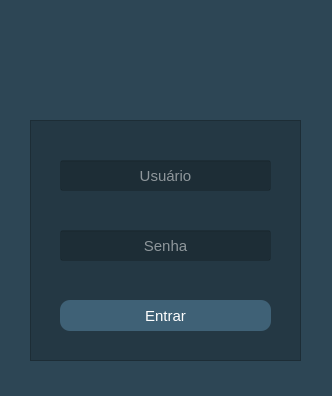
Qt form fast-bank/client/UI/login.ui (genesluna/ads-cesmac) before a commit.
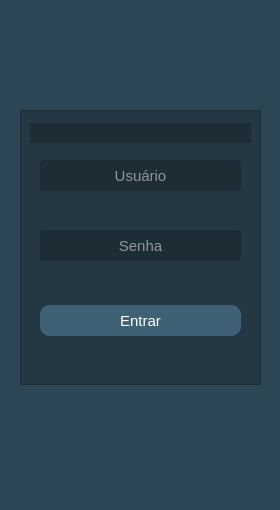
The same form after that commit. Icons and pictures are not drawn.

Diff of the .ui file:
```diff
--- a/fast-bank/client/UI/login.ui
+++ b/fast-bank/client/UI/login.ui
@@ -6,8 +6,8 @@
    <rect>
     <x>0</x>
     <y>0</y>
-    <width>332</width>
-    <height>396</height>
+    <width>280</width>
+    <height>510</height>
    </rect>
   </property>
   <property name="sizePolicy">
@@ -18,14 +18,14 @@
   </property>
   <property name="minimumSize">
    <size>
-    <width>332</width>
-    <height>396</height>
+    <width>280</width>
+    <height>510</height>
    </size>
   </property>
   <property name="maximumSize">
    <size>
     <width>332</width>
-    <height>396</height>
+    <height>510</height>
    </size>
   </property>
   <property name="windowTitle">
@@ -37,9 +37,9 @@
   <widget class="QLabel" name="logo">
    <property name="geometry">
     <rect>
-     <x>30</x>
+     <x>10</x>
      <y>10</y>
-     <width>261</width>
+     <width>260</width>
      <height>91</height>
     </rect>
    </property>
@@ -47,7 +47,7 @@
     <string/>
    </property>
    <property name="pixmap">
-    <pixmap>assets/images/logo.png</pixmap>
+    <pixmap>../assets/images/logo.png</pixmap>
    </property>
    <property name="scaledContents">
     <bool>true</bool>
@@ -56,10 +56,10 @@
   <widget class="QFrame" name="frame">
    <property name="geometry">
     <rect>
-     <x>30</x>
-     <y>120</y>
-     <width>271</width>
-     <height>241</height>
+     <x>20</x>
+     <y>110</y>
+     <width>241</width>
+     <height>275</height>
     </rect>
    </property>
    <property name="styleSheet">
@@ -74,9 +74,9 @@
    <widget class="QLineEdit" name="txt_user">
     <property name="geometry">
      <rect>
-      <x>30</x>
-      <y>40</y>
-      <width>211</width>
+      <x>20</x>
+      <y>50</y>
+      <width>201</width>
       <height>31</height>
      </rect>
     </property>
@@ -101,9 +101,9 @@
    <widget class="QLineEdit" name="txt_pasword">
     <property name="geometry">
      <rect>
-      <x>30</x>
-      <y>110</y>
-      <width>211</width>
+      <x>20</x>
+      <y>120</y>
+      <width>201</width>
       <height>31</height>
      </rect>
     </property>
@@ -131,9 +131,9 @@
    <widget class="QPushButton" name="btn_login">
     <property name="geometry">
      <rect>
-      <x>30</x>
-      <y>180</y>
-      <width>211</width>
+      <x>20</x>
+      <y>195</y>
+      <width>201</width>
       <height>31</height>
      </rect>
     </property>
@@ -159,13 +159,12 @@
      <string>Entrar</string>
     </property>
    </widget>
-  </widget>
   <widget class="QLabel" name="lbl_message">
    <property name="geometry">
     <rect>
-     <x>30</x>
-     <y>370</y>
-     <width>271</width>
+      <x>10</x>
+      <y>13</y>
+      <width>221</width>
      <height>20</height>
     </rect>
    </property>
@@ -175,13 +174,34 @@
     </font>
    </property>
    <property name="styleSheet">
-    <string notr="true">color: rgb(255, 0, 0);</string>
+     <string notr="true">color: rgb(255, 0, 0);
+background-color: srgb(255, 255, 255, 0);</string>
    </property>
    <property name="text">
     <string/>
    </property>
    <property name="alignment">
     <set>Qt::AlignCenter</set>
+    </property>
+   </widget>
+  </widget>
+  <widget class="QLabel" name="label">
+   <property name="geometry">
+    <rect>
+     <x>60</x>
+     <y>430</y>
+     <width>151</width>
+     <height>41</height>
+    </rect>
+   </property>
+   <property name="text">
+    <string/>
+   </property>
+   <property name="pixmap">
+    <pixmap>../assets/images/logo_cesmac.png</pixmap>
+   </property>
+   <property name="scaledContents">
+    <bool>true</bool>
    </property>
   </widget>
  </widget>
```
Lines whose indentation alone changed are shown as unchanged.
